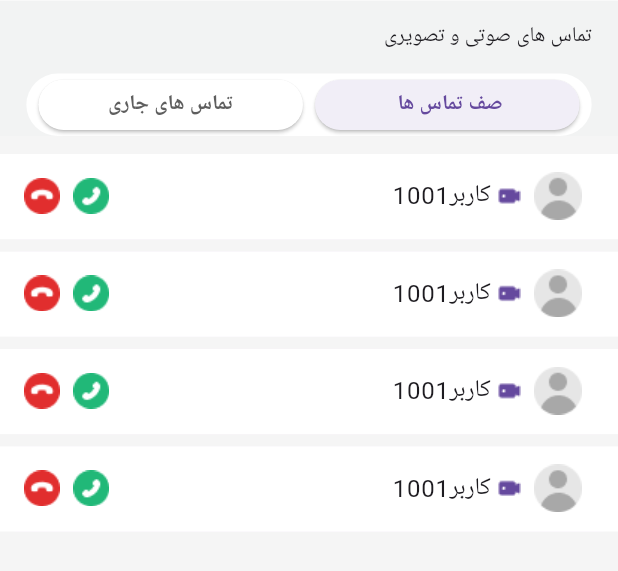
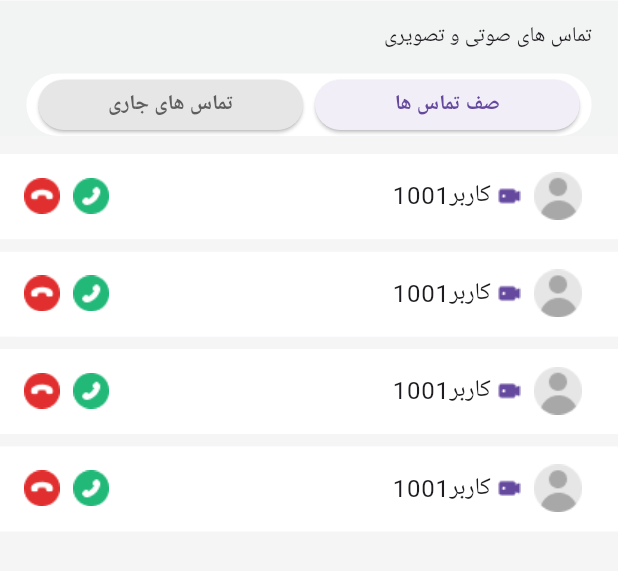
Before and after one commit to AfsharKourosh/ui_screen, a Flutter app: the screen it shows after launch, on a phone screen of 412 x 824 dp, the part 89-660 px from its top. Run offline on Flutter 3.47's test engine with Material 3 defaults, Android fonts, the phone set to English and light mode, and no system bars; our stand-ins replace bloc, equatable, flutter_screenutil.

Commit message:
clean code and create bloc.const colors

```diff
--- a/lib/core/util/constant/constant.dart
+++ b/lib/core/util/constant/constant.dart
@@ -1,5 +1,19 @@
 import 'package:flutter/material.dart';
 
 class Constant {
-  static const Color sefid = Color(0xFFffffff);
+  static const Color appBackground = Color(0xFFF5F5F5);
+  static const Color cardBackground = Color(0xFFffffff);
+  static const Color titleText = Color(0xFF070707);
+  static const Color textSplash = Color(0xFF333738);
+  static const Color fPText = Color(0xFF4C5EFF);
+  static const Color incorrectPText = Color(0xFFE12E2E);
+  static const Color warningText = Color(0xFF2B2B2B);
+  static const Color userText = Color(0xFF454545);
+  static const Color selectButtonText = Color(0xFF5E5E5E);
+  static const Color unselectButtonText = Color(0xFF65499E);
+  static const Color buttonNavText = Color(0xFF000000);
+  static const Color menuText = Color(0xFF3C2C5E);
+  static const Color menuButton = Color(0xFF65499E);
+  static const Color selectButtonBackground = Color(0xFFE6E6E6);
+  static const Color unselectButtonBackground = Color(0xFFF1EEF7);
 }
--- a/lib/core/widget/app_bar.dart
+++ b/lib/core/widget/app_bar.dart
@@ -1,22 +1,26 @@
 import 'package:flutter/material.dart';
+import 'package:ui_screen/core/util/constant/constant.dart';
 
 class AppBarWidget extends StatelessWidget implements PreferredSizeWidget {
   final PreferredSizeWidget? bottom;
-  const AppBarWidget({super.key, this.bottom, });
+
+  const AppBarWidget({super.key, this.bottom});
 
   @override
   Widget build(BuildContext context) {
     return AppBar(
-      backgroundColor: const Color(0xFFffffff),
+      backgroundColor: Constant.cardBackground,
       leading: IconButton(onPressed: () {}, icon: const Icon(Icons.menu)),
       title: Align(
         alignment: Alignment.topRight,
 
         child: Image.asset('asset/image/apocom.png'),
-      ),bottom: bottom,
+      ),
+      bottom: bottom,
     );
   }
 
   @override
-  Size get preferredSize =>  Size.fromHeight(bottom?.preferredSize.height ?? 50.0);
+  Size get preferredSize =>
+      Size.fromHeight(bottom?.preferredSize.height ?? 50.0);
 }
--- /dev/null
+++ b/lib/feature/call/presentation/bloc/call_state.dart
@@ -0,0 +1,6 @@
+part of 'call_bloc.dart';
+
+@immutable
+sealed class CallState {}
+
+final class CallInitial extends CallState {}
--- a/lib/feature/call/presentation/screen/list_call_screen.dart
+++ b/lib/feature/call/presentation/screen/list_call_screen.dart
@@ -1,5 +1,7 @@
 import 'package:flutter/material.dart';
 import 'package:flutter_screenutil/flutter_screenutil.dart';
+import 'package:ui_screen/core/util/constant/constant.dart';
+import 'package:ui_screen/feature/call/presentation/widget/call_button.dart';
 import '../../../../core/widget/app_bar.dart';
 import '../widget/list_call_page1.dart';
 import '../widget/list_call_page2.dart';
@@ -13,15 +15,15 @@ class ListCallScreen extends StatefulWidget {
 
 class _ListCallScreenState extends State<ListCallScreen> {
   int indexOfPages = 0;
+  bool isSelected2 = false;
 
   @override
   Widget build(BuildContext context) {
     return Scaffold(
-      backgroundColor: Color(0xFFF5F5F5),
+      backgroundColor: Constant.appBackground,
       appBar: AppBarWidget(
         bottom: PreferredSize(
           preferredSize: Size.fromHeight(150.0),
-
           child: Container(
             width: double.infinity,
             color: Color(0xFFF2F3F3),
@@ -39,47 +41,27 @@ class _ListCallScreenState extends State<ListCallScreen> {
                   width: 343.0.w,
                   height: 41.0.h,
                   decoration: BoxDecoration(
-                    color: Color(0xFFFFFFFF),
+                    color: Constant.cardBackground,
                     borderRadius: BorderRadius.all(Radius.circular(100.0)),
                   ),
                   child: Row(
                     mainAxisAlignment: MainAxisAlignment.spaceEvenly,
                     children: [
-                      ElevatedButton(
-                        style: ElevatedButton.styleFrom(
-                          minimumSize: Size(160.5.w, 33.0.h),
-                          backgroundColor: indexOfPages ==0
-                              ? Color(0xFFffffff)
-                              : Color(0xFFF1EEF7),
-                        ),
-                        onPressed: () => setState(() => indexOfPages = 0),
-                        child: Text(
-                          'تماس های جاری',
-                          style: TextStyle(
-                            color: indexOfPages == 0
-                                ? Color(0xFF5E5E5E)
-                                : Color(0xFF65499E),
-                            fontWeight: FontWeight.bold,
-                          ),
-                        ),
+                      CallButton(
+                        onPress: () => setState(() {
+                          indexOfPages = 0;
+                          isSelected2 = !isSelected2;
+                        }),
+                        buttonText: 'تماس های جاری',
+                        isSelected: !isSelected2,
                       ),
-                      ElevatedButton(
-                        style: ElevatedButton.styleFrom(
-                          minimumSize: Size(160.5.w, 33.0.h),
-                          backgroundColor: indexOfPages !=0
-                              ? Color(0xFFffffff)
-                              : Color(0xFFF1EEF7),
-                        ),
-                        onPressed: () => setState(() => indexOfPages = 1),
-                        child: Text(
-                          ' صف تماس ها',
-                          style: TextStyle(
-                            color: indexOfPages == 1
-                                ? Color(0xFF5E5E5E)
-                                : Color(0xFF65499E),
-                            fontWeight: FontWeight.bold,
-                          ),
-                        ),
+                      CallButton(
+                        isSelected: isSelected2,
+                        onPress: () => setState(() {
+                          indexOfPages = 1;
+                          isSelected2 = !isSelected2;
+                        }),
+                        buttonText: 'صف تماس ها',
                       ),
                     ],
                   ),
--- /dev/null
+++ b/lib/feature/call/presentation/widget/call_button.dart
@@ -0,0 +1,39 @@
+import 'package:flutter/material.dart';
+import 'package:flutter_screenutil/flutter_screenutil.dart';
+
+import '../../../../core/util/constant/constant.dart';
+
+class CallButton extends StatelessWidget {
+  final String buttonText;
+  final bool isSelected;
+  final VoidCallback onPress;
+
+  const CallButton({
+    super.key,
+    required this.buttonText,
+    required this.onPress,
+    required this.isSelected,
+  });
+
+  @override
+  Widget build(BuildContext context) {
+    return ElevatedButton(
+      style: ElevatedButton.styleFrom(
+        minimumSize: Size(160.5.w, 33.0.h),
+        backgroundColor: isSelected
+            ? Constant.selectButtonBackground
+            : Constant.unselectButtonBackground,
+      ),
+      onPressed: onPress,
+      child: Text(
+        buttonText,
+        style: TextStyle(
+          color: isSelected
+              ? Constant.selectButtonText
+              : Constant.unselectButtonText,
+          fontWeight: FontWeight.bold,
+        ),
+      ),
+    );
+  }
+}
--- a/lib/main.dart
+++ b/lib/main.dart
@@ -1,5 +1,6 @@
 import 'package:flutter/material.dart';
 import 'package:flutter_screenutil/flutter_screenutil.dart';
+import 'package:ui_screen/feature/call/presentation/screen/call_back_screen.dart';
 import 'feature/call/presentation/screen/list_call_screen.dart';
 
 void main() {
@@ -8,7 +9,9 @@ void main() {
       designSize: const Size(375, 812),
       builder: (context, child) => MaterialApp(
         debugShowCheckedModeBanner: false,
-        home: ListCallScreen(),
+        home:
+        // CallBackScreen()
+        ListCallScreen(),
       ),
     ),
   );
--- a/pubspec.yaml
+++ b/pubspec.yaml
@@ -12,6 +12,9 @@ dependencies:
     sdk: flutter
   cupertino_icons: ^1.0.8
   flutter_screenutil: ^5.9.3
+  bloc: ^9.1.0
+  flutter_bloc: ^9.1.1
+  equatable: ^2.0.7
 dev_dependencies:
   flutter_test:
     sdk: flutter
```
Also changed, not shown: lib/feature/call/presentation/bloc/call_bloc.dart (added, +14 -0 lines), lib/feature/call/presentation/bloc/call_event.dart (added, +14 -0 lines), lib/feature/call/presentation/screen/call_back_screen.dart (+22 -19 lines), lib/feature/call/presentation/widget/button.dart (deleted, +0 -35 lines), lib/config/theme.dart (added), pubspec.lock.
